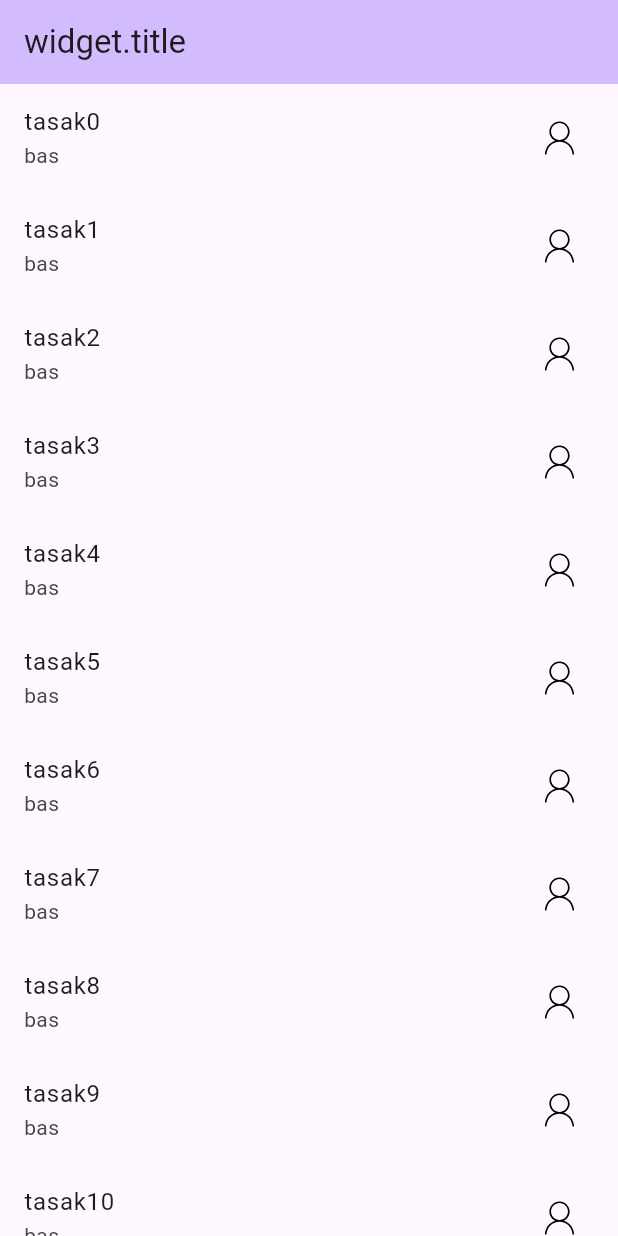
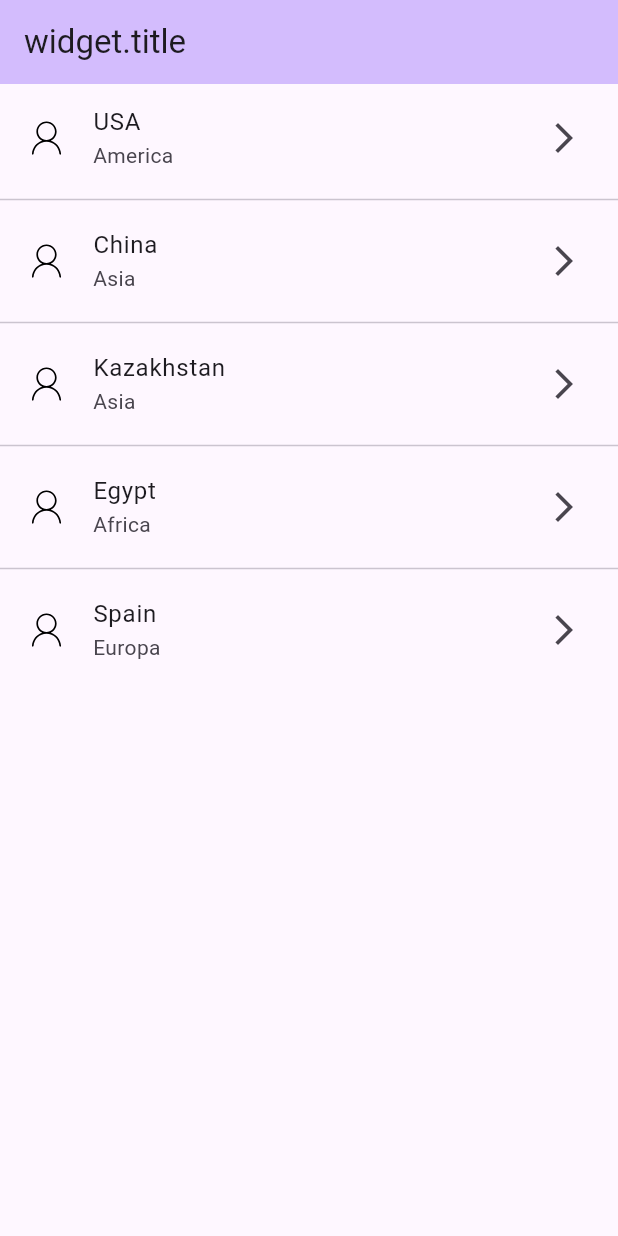
Before and after one commit to r-dossayev/test_projects_two, a Flutter app: the screen it shows after launch, on a phone screen of 412 x 824 dp. Run offline on Flutter 3.47's test engine with Material 2 defaults, Android fonts, the light colour scheme and no system bars; our stand-ins replace flutter_svg.

Commit message:
add list widget

```diff
--- a/lib/main.dart
+++ b/lib/main.dart
@@ -33,6 +33,7 @@ class _MyHomePageState extends State<MyHomePage> {
 
   @override
   Widget build(BuildContext context) {
+    const e = {"USA":"America","China":"Asia", "Kazakhstan":"Asia", "Egypt":"Africa", "Spain":"Europa"};
     return Scaffold(
         appBar: AppBar(
           backgroundColor: Theme
@@ -41,12 +42,15 @@ class _MyHomePageState extends State<MyHomePage> {
               .inversePrimary,
           title: Text("widget.title"),
         ),
-        body: ListView.builder(
+        body: ListView.separated(
+          separatorBuilder: (context, i)=>Divider(height: 10,),
+            itemCount: e.length,
+            itemBuilder: (context, i) =>
+                ListTile(title: Text(e.keys.elementAt(i)), subtitle: Text(e.values.elementAt(i)),
+                  leading: SvgPicture.asset("images/svg/user.svg",height: 30,width: 30,),
+                  trailing: Icon(Icons.arrow_forward_ios),),
 
-            itemCount: 12,
-            itemBuilder: (context, i) =>
-                ListTile(title: Text("tasak"+ i.toString()), subtitle: Text("bas"),
-                trailing: SvgPicture.asset("images/svg/user.svg",height: 30,width: 30,),)
+
         ),
     );
   }
```
